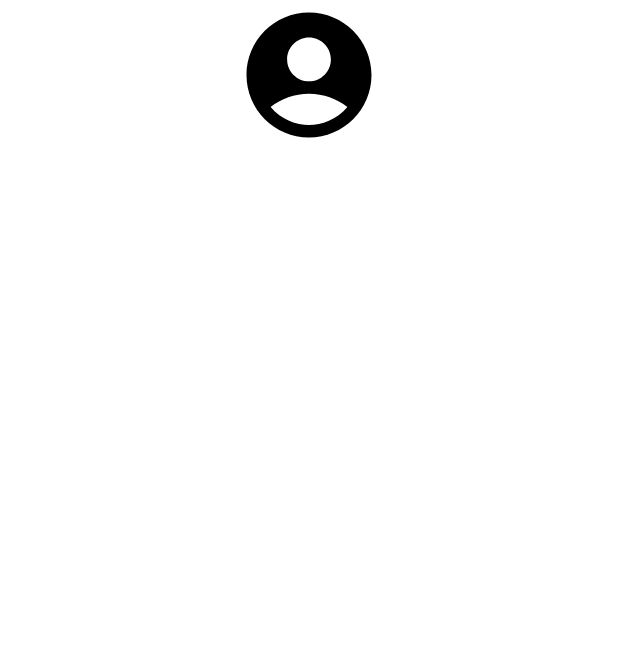
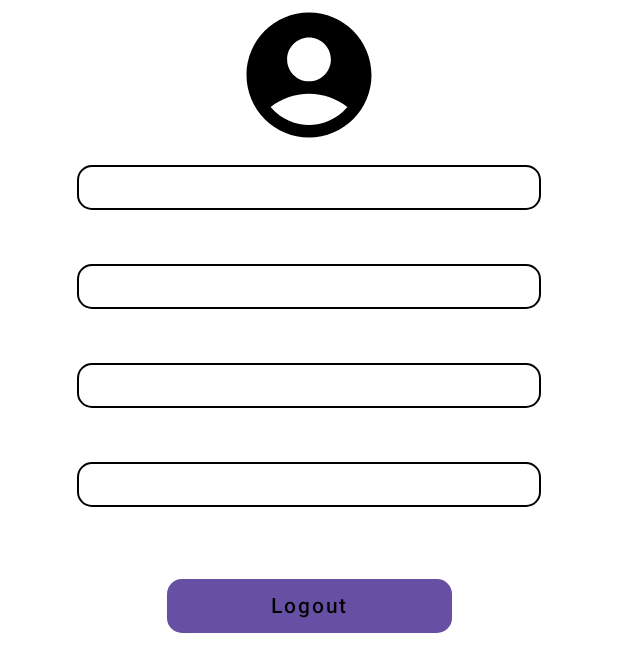
Before and after one commit to motegui/FITCENTER-APP, an Android app built with Jetpack Compose: the @Preview function PreviewProfile, on a phone screen of 412 x 824 dp. Shown: the top 672 px of the screen. Run offline under Robolectric (Android 15) with nearby library versions, the phone set to English and light mode, and no system bars.

Commit message:
Profile almost done

```diff
--- a/app/src/main/java/ar/edu/itba/hci/fitcenter/screens/ExecuteRoutine.kt
+++ b/app/src/main/java/ar/edu/itba/hci/fitcenter/screens/ExecuteRoutine.kt
@@ -1,5 +1,5 @@
 package ar.edu.itba.hci.fitcenter.screens
-
+/*
 import androidx.compose.foundation.layout.Column
 import androidx.compose.foundation.layout.Row
 import androidx.compose.foundation.layout.fillMaxSize
@@ -12,7 +12,26 @@ import androidx.compose.ui.tooling.preview.Preview
 import ar.edu.itba.hci.fitcenter.SampleData
 import ar.edu.itba.hci.fitcenter.api.Models
 import ar.edu.itba.hci.fitcenter.ui.theme.FitcenterTheme
+<<<<<<< Updated upstream:app/src/main/java/ar/edu/itba/hci/fitcenter/screens/ExecuteRoutine.kt
 
+=======
+/*
+class ExecuteRoutineActivity : ComponentActivity() {
+    override fun onCreate(savedInstanceState: Bundle?) {
+        super.onCreate(savedInstanceState)
+        setContent {
+            FitcenterTheme {
+                Surface(
+                    modifier = Modifier.fillMaxSize(),
+                    color = MaterialTheme.colorScheme.background
+                ) {
+                    Execution(detailed = false)
+                }
+            }
+        }
+    }
+}
+>>>>>>> Stashed changes:app/src/main/java/ar/edu/itba/hci/fitcenter/ExecuteRoutineActivity.kt
 
 @Composable
 fun Execution(routine: Models.MegaRoutine, detailed: Boolean) {
@@ -62,3 +81,7 @@ fun SimpleExecutionPreview() {
 fun DetailedExecutionPreview() {
     ExecutionPreview(detailed = true)
 }
+
+ */
+
+ */
--- a/app/src/main/java/ar/edu/itba/hci/fitcenter/screens/Profile.kt
+++ b/app/src/main/java/ar/edu/itba/hci/fitcenter/screens/Profile.kt
@@ -1,11 +1,19 @@
 package ar.edu.itba.hci.fitcenter.screens
 
-import ar.edu.itba.hci.fitcenter.api.Store
-import android.content.res.Configuration
+import androidx.compose.foundation.BorderStroke
+import androidx.compose.foundation.background
+import androidx.compose.foundation.border
 import androidx.compose.foundation.layout.Arrangement
+import androidx.compose.foundation.layout.Box
 import androidx.compose.foundation.layout.Column
+import androidx.compose.foundation.layout.Spacer
 import androidx.compose.foundation.layout.fillMaxSize
+import androidx.compose.foundation.layout.fillMaxWidth
+import androidx.compose.foundation.layout.height
+import androidx.compose.foundation.layout.padding
 import androidx.compose.foundation.layout.size
+import androidx.compose.foundation.shape.RoundedCornerShape
+import androidx.compose.material.Button
 import androidx.compose.material.Icon
 import androidx.compose.material.Text
 import androidx.compose.material.icons.Icons
@@ -13,36 +21,57 @@ import androidx.compose.material.icons.filled.AccountCircle
 import androidx.compose.runtime.Composable
 import androidx.compose.ui.Alignment
 import androidx.compose.ui.Modifier
+import androidx.compose.ui.graphics.Color
 import androidx.compose.ui.tooling.preview.Preview
 import androidx.compose.ui.unit.dp
 import androidx.navigation.NavController
-import ar.edu.itba.hci.fitcenter.ui.theme.FitcenterTheme
-
+import ar.edu.itba.hci.fitcenter.api.Store
+import androidx.compose.material.ButtonDefaults
+import androidx.compose.material3.MaterialTheme
 @Composable
 fun Profile(navController: NavController? = null, store: Store? = null) {
     Column(
         modifier = Modifier.fillMaxSize(),
-        verticalArrangement = Arrangement.Top, //quiero arriba
+        verticalArrangement = Arrangement.Top,
         horizontalAlignment = Alignment.CenterHorizontally
     ) {
         Icon(
             Icons.Default.AccountCircle,
             contentDescription = "User Icon",
-            modifier = Modifier.size(100.dp) // adjust the size as needed
+            modifier = Modifier.size(100.dp)
         )
 
+        // Add four rectangles with rounded corners
+        for (i in 1..4) {
+            Box(
+                modifier = Modifier
+                    .fillMaxWidth(0.8f) // reduce width here
+                    .height(50.dp)
+                    .padding(horizontal = 10.dp, vertical = 10.dp)
+                    .background(Color.White, shape = RoundedCornerShape(10.dp))
+                    .border(BorderStroke(1.dp, Color.Black), RoundedCornerShape(10.dp))
+            )
+            Spacer(modifier = Modifier.height(16.dp))
+        }
+
+        // Add logout button
+        Button(
+            onClick = { /*TODO: Handle logout*/ },
+            modifier = Modifier
+                .padding(16.dp)
+                .fillMaxWidth(0.5f),
+            shape = RoundedCornerShape(10.dp),
+            colors = ButtonDefaults.buttonColors(backgroundColor = MaterialTheme.colorScheme.primary) // change the color here
+        ) {
+            Text("Logout")
+        }
     }
 }
 
 @Preview(name="Light Mode")
-@Preview(
-    name="Dark Mode",
-    showBackground=true,
-    uiMode=Configuration.UI_MODE_NIGHT_YES
-)
 @Composable
 fun PreviewProfile() {
-    FitcenterTheme {
+    MaterialTheme {
         Profile()
     }
 }
```
